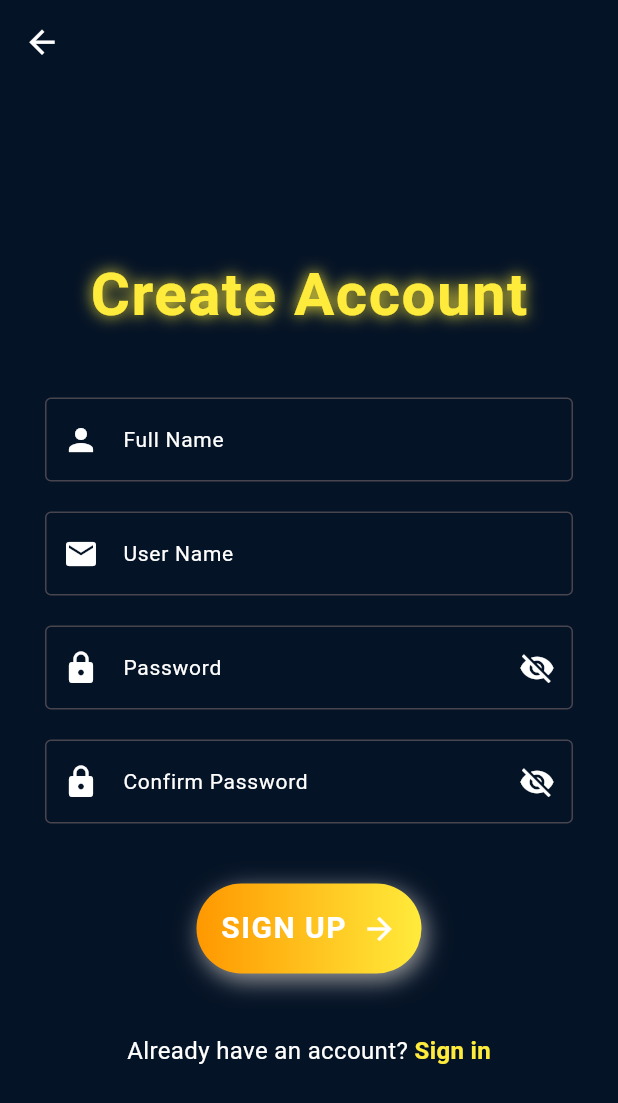
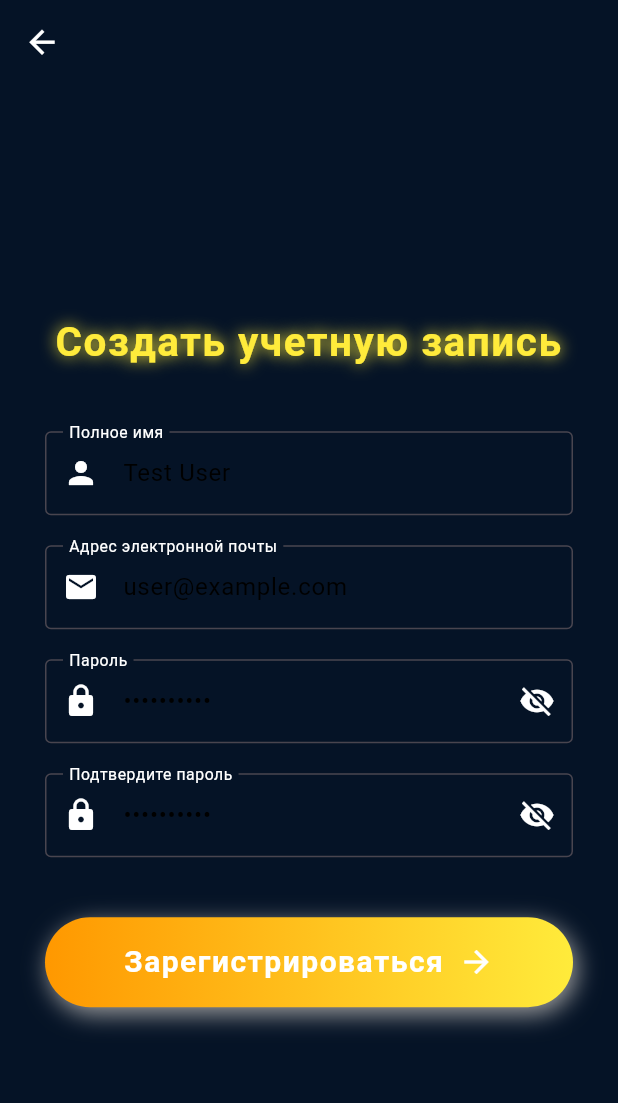
Before and after one commit to Yandex-School/SplitBill-mobile, a Flutter app: the SignUpScreen screen opened by its route, on a phone screen of 412 x 824 dp. Shown: the top 1103 px of the screen. Run offline on Flutter 3.47's test engine with Material 3 defaults, Android fonts, the light colour scheme and no system bars; our stand-ins replace concentric_transition, dartz, dio, equatable, fl_chart, flutter_speed_dial and 7 more; missing offline and left inert: mobile_scanner; accounts and stored records are empty; generated files the repository leaves out were written again.

Commit message:
feature : adding theme and refactoring:login

```diff
--- /dev/null
+++ b/lib/core/theme/app_theme.dart
@@ -0,0 +1,56 @@
+import 'package:flutter/material.dart';
+import 'app_colors.dart';
+
+class AppTheme {
+  // Светлая тема
+  static final ThemeData lightTheme = ThemeData(
+    brightness: Brightness.light,
+    scaffoldBackgroundColor: AppColors.lightBackground,
+    primaryColor: AppColors.primaryColor,
+    appBarTheme: const AppBarTheme(
+      backgroundColor: AppColors.primaryColor,
+      titleTextStyle: TextStyle(
+        color: AppColors.lightText,
+        fontSize: 20,
+        fontWeight: FontWeight.bold,
+      ),
+      iconTheme: IconThemeData(color: AppColors.lightText),
+    ),
+    floatingActionButtonTheme: const FloatingActionButtonThemeData(
+      backgroundColor: AppColors.primaryColor,
+      foregroundColor: AppColors.lightText,
+    ),
+    textTheme: const TextTheme(
+      bodyLarge: TextStyle(color: AppColors.lightText),
+      bodyMedium: TextStyle(color: AppColors.lightSubText),
+    ),
+    cardColor: Colors.white,
+    iconTheme: const IconThemeData(color: AppColors.lightText),
+  );
+
+  // Тёмная тема
+  static final ThemeData darkTheme = ThemeData(
+    brightness: Brightness.dark,
+    scaffoldBackgroundColor: AppColors.darkBackground,
+    primaryColor: AppColors.primaryColor,
+    appBarTheme: const AppBarTheme(
+      backgroundColor: AppColors.primaryColor,
+      titleTextStyle: TextStyle(
+        color: AppColors.darkText,
+        fontSize: 20,
+        fontWeight: FontWeight.bold,
+      ),
+      iconTheme: IconThemeData(color: AppColors.darkText),
+    ),
+    floatingActionButtonTheme: const FloatingActionButtonThemeData(
+      backgroundColor: AppColors.primaryColor,
+      foregroundColor: AppColors.darkText,
+    ),
+    textTheme: const TextTheme(
+      bodyLarge: TextStyle(color: AppColors.darkText),
+      bodyMedium: TextStyle(color: AppColors.darkSubText),
+    ),
+    cardColor: const Color(0xff1f1f1f),
+    iconTheme: const IconThemeData(color: AppColors.darkText),
+  );
+}
--- /dev/null
+++ b/lib/core/theme/theme_notifier.dart
@@ -0,0 +1,16 @@
+
+import 'package:flutter/material.dart';
+import 'app_theme.dart';
+
+class ThemeNotifier extends ChangeNotifier {
+  ThemeData _currentTheme = AppTheme.lightTheme;
+
+  ThemeData get currentTheme => _currentTheme;
+
+  void toggleTheme() {
+    _currentTheme = _currentTheme.brightness == Brightness.light
+        ? AppTheme.darkTheme
+        : AppTheme.lightTheme;
+    notifyListeners();
+  }
+}
--- a/lib/core/widgets/custom_button.dart
+++ b/lib/core/widgets/custom_button.dart
@@ -1,4 +1,4 @@
-// ignore_for_file: public_member_api_docs, sort_constructors_first
+
 import 'package:flutter/material.dart';
 
 class CustomButton extends StatelessWidget {
--- a/lib/features/event_room/data/repositories/mock_repository.dart
+++ b/lib/features/event_room/data/repositories/mock_repository.dart
@@ -1,5 +1,4 @@
 import 'dart:async';
-
 import 'package:split_bill/features/event_room/data/models/example_record.dart';
 
 class MockRepository {
--- a/lib/features/login/presentation/provider/login_provider.dart
+++ b/lib/features/login/presentation/provider/login_provider.dart
@@ -1,30 +1,47 @@
 import 'package:flutter/material.dart';
 
 class LoginProvider extends ChangeNotifier {
-  String email = '';
-  String password = '';
-  bool isValidEmail = true;
-  bool isValidPassword = true;
-  bool showPassword = true;
+   String _email = 'user@example.com';
+  String _password = 'Password1!';
+  bool _isValidEmail = true;
+  bool _isValidPassword = true;
+  bool _showPassword = true;
+
+
+  String get email => _email;
+  String get password => _password;
+  bool get isValidEmail => _isValidEmail;
+  bool get isValidPassword => _isValidPassword;
+  bool get showPassword => _showPassword;
+
 
   void setEmail(String value) {
-    email = value;
-    isValidEmail = RegExp(r"^[a-zA-Z0-9.a-zA-Z0-9.!#%&'*+-/=?^_`{|}~]+@[a-zA-Z0-9]+\.[a-zA-Z]+").hasMatch(value);
+    _email = value;
+    _isValidEmail = RegExp(r"^[a-zA-Z0-9.a-zA-Z0-9.!#%&'*+-/=?^_`{|}~]+@[a-zA-Z0-9]+\.[a-zA-Z]+").hasMatch(value);
     notifyListeners();
   }
 
   void setPassword(String value) {
-    password = value;
-    isValidPassword = RegExp(r"^(?=.*?[A-Z])(?=.*?[a-z])(?=.*?[0-9])(?=.*?[!@#$&*~]).{8,}").hasMatch(value);
+    _password = value;
+    _isValidPassword = RegExp(r"^(?=.*?[A-Z])(?=.*?[a-z])(?=.*?[0-9])(?=.*?[!@#$&*~]).{8,}").hasMatch(value);
     notifyListeners();
   }
 
   void toggleShowPassword() {
-    showPassword = !showPassword;
+    _showPassword = !_showPassword;
     notifyListeners();
   }
 
   bool validateCredentials() {
-    return isValidEmail && isValidPassword && email.isNotEmpty && password.isNotEmpty;
+    return _isValidEmail && _isValidPassword && _email.isNotEmpty && _password.isNotEmpty;
+  }
+
+  void clearData() {
+    _email = '';
+    _password = '';
+    _isValidEmail = true;
+    _isValidPassword = true;
+    _showPassword = true;
+    notifyListeners();
   }
 }
--- a/lib/features/login/presentation/screen/sign_up_screen.dart
+++ b/lib/features/login/presentation/screen/sign_up_screen.dart
@@ -1,13 +1,32 @@
 import 'package:flutter/material.dart';
-import 'package:go_router/go_router.dart';
 import 'package:provider/provider.dart';
-import 'package:split_bill/core/router/app_router.dart';
 import 'package:split_bill/core/utils/text_utils.dart';
 import 'package:split_bill/core/widgets/custom_button.dart';
 import 'package:split_bill/features/login/presentation/provider/login_provider.dart';
 
-class SignUpScreen extends StatelessWidget {
+class SignUpScreen extends StatefulWidget {
   const SignUpScreen({super.key});
+
+  @override
+  _SignUpScreenState createState() => _SignUpScreenState();
+}
+
+class _SignUpScreenState extends State<SignUpScreen> {
+  final fullNameController = TextEditingController();
+  final emailController = TextEditingController();
+  final passwordController = TextEditingController();
+  final confirmPasswordController = TextEditingController();
+
+  bool isPasswordMatch = true;
+
+  @override
+  void initState() {
+    super.initState();
+    fullNameController.text = 'Test User';
+    emailController.text = 'user@example.com';
+    passwordController.text = 'Password1!';
+    confirmPasswordController.text = 'Password1!';
+  }
 
   @override
   Widget build(BuildContext context) {
@@ -32,11 +51,21 @@ class SignUpScreen extends StatelessWidget {
               child: Column(
                 crossAxisAlignment: CrossAxisAlignment.center,
                 children: [
-                  const Text("Create Account", style: TextUtils.headingStyle),
+                  // Заголовок
+                  Text(
+                      "Создать учетную запись",
+                       style: TextUtils.headingStyle.copyWith(
+                       fontSize: 27,
+                   ),
+                    textAlign: TextAlign.center,
+                  ),
                   const SizedBox(height: 40),
-                  const TextField(
-                    decoration: InputDecoration(
-                      labelText: "Full Name",
+
+                  TextField(
+                    controller: fullNameController,
+                    onChanged: (value) {},
+                    decoration: const InputDecoration(
+                      labelText: "Полное имя",
                       labelStyle: TextStyle(color: TextUtils.grey, fontSize: 14),
                       prefixIcon: Icon(Icons.person, color: TextUtils.grey),
                       filled: true,
@@ -45,13 +74,46 @@ class SignUpScreen extends StatelessWidget {
                     ),
                   ),
                   const SizedBox(height: 20),
+
+
                   TextField(
+                    controller: emailController,
                     onChanged: loginProvider.setEmail,
                     decoration: InputDecoration(
-                      labelText: "User Name",
+                      labelText: "Адрес электронной почты",
                       labelStyle: const TextStyle(color: TextUtils.grey, fontSize: 14),
                       prefixIcon: const Icon(Icons.email, color: TextUtils.grey),
-                      errorText: loginProvider.isValidEmail ? null : "Enter valid email",
+                      errorText: loginProvider.isValidEmail
+                          ? null
+                          : "Введите действительный адрес электронной почты",
+                      filled: true,
+                      fillColor: const Color(0xff051326),
+                      border: const OutlineInputBorder(),
+                    ),
+                  ),
+                  const SizedBox(height: 20),
+
+                  TextField(
+                    controller: passwordController,
+                    onChanged: (value) {
+                      loginProvider.setPassword(value);
+                      _validatePasswords(value, confirmPasswordController.text);
+                    },
+                    obscureText: loginProvider.showPassword,
+                    decoration: InputDecoration(
+                      labelText: "Пароль",
+                      labelStyle: const TextStyle(color: TextUtils.grey, fontSize: 14),
+                      prefixIcon: const Icon(Icons.lock, color: TextUtils.grey),
+                      suffixIcon: IconButton(
+                        icon: Icon(
+                          loginProvider.showPassword
+                              ? Icons.visibility_off
+                              : Icons.visibility,
+                          color: TextUtils.grey,
+                        ),
+                        onPressed: loginProvider.toggleShowPassword,
+                      ),
+                      errorText: loginProvider.isValidPassword ? null : "Неверный пароль",
                       filled: true,
                       fillColor: const Color(0xff051326),
                       border: const OutlineInputBorder(),
@@ -59,72 +121,51 @@ class SignUpScreen extends StatelessWidget {
                   ),
                   const SizedBox(height: 20),
                   TextField(
-                    onChanged: loginProvider.setPassword,
+                    controller: confirmPasswordController,
+                    onChanged: (value) {
+                      _validatePasswords(passwordController.text, value);
+                    },
                     obscureText: loginProvider.showPassword,
                     decoration: InputDecoration(
-                      labelText: "Password",
+                      labelText: "Подтвердите пароль",
                       labelStyle: const TextStyle(color: TextUtils.grey, fontSize: 14),
                       prefixIcon: const Icon(Icons.lock, color: TextUtils.grey),
                       suffixIcon: IconButton(
                         icon: Icon(
-                          loginProvider.showPassword ? Icons.visibility_off : Icons.visibility,
+                          loginProvider.showPassword
+                              ? Icons.visibility_off
+                              : Icons.visibility,
                           color: TextUtils.grey,
                         ),
                         onPressed: loginProvider.toggleShowPassword,
                       ),
-                      errorText: loginProvider.isValidPassword ? null : "Invalid password",
-                      filled: true,
-                      fillColor: const Color(0xff051326),
-                      border: const OutlineInputBorder(),
-                    ),
-                  ),
-                  const SizedBox(height: 20),
-                  TextField(
-                    onChanged: loginProvider.setPassword,
-                    obscureText: loginProvider.showPassword,
-                    decoration: InputDecoration(
-                      labelText: "Confirm Password",
-                      labelStyle: const TextStyle(color: TextUtils.grey, fontSize: 14),
-                      prefixIcon: const Icon(Icons.lock, color: TextUtils.grey),
-                      suffixIcon: IconButton(
-                        icon: Icon(
-                          loginProvider.showPassword ? Icons.visibility_off : Icons.visibility,
-                          color: TextUtils.grey,
-                        ),
-                        onPressed: loginProvider.toggleShowPassword,
-                      ),
-                      errorText: loginProvider.isValidPassword ? null : "Invalid password",
+                      errorText: isPasswordMatch ? null : "Пароли не совпадают",
                       filled: true,
                       fillColor: const Color(0xff051326),
                       border: const OutlineInputBorder(),
                     ),
                   ),
                   const SizedBox(height: 40),
-                  CustomButton(
-                    text: "SIGN UP",
-                    onPressed: () {
-                      ScaffoldMessenger.of(context).showSnackBar(
-                        const SnackBar(content: Text('Account created successfully!')),
-                      );
-                      Navigator.pop(context);
-                    },
-                  ),
-                  const SizedBox(height: 40),
-                  Center(
-                    child: Row(
-                      mainAxisAlignment: MainAxisAlignment.center,
-                      children: [
-                        const Text("Already have an account?", style: TextStyle(color: Colors.white, fontSize: 16)),
-                        GestureDetector(
-                          onTap: () {
-                            context.pop();
-                          },
-                          child: const Text(
-                            " Sign in",
-                            style: TextStyle(fontSize: 16, color: TextUtils.orange, fontWeight: FontWeight.bold),
-                          ),
-                        ),
-                      ],
+
+                  SizedBox(
+                    width: double.infinity,
+                    child: CustomButton(
+                      text: "Зарегистрироваться",
+                      onPressed: () {
+                        if (loginProvider.isValidEmail &&
+                            loginProvider.isValidPassword &&
+                            isPasswordMatch &&
+                            fullNameController.text.isNotEmpty) {
+                          ScaffoldMessenger.of(context).showSnackBar(
+                            const SnackBar(content: Text('Учетная запись успешно создана!')),
+                          );
+                          Navigator.pop(context);
+                        } else {
+                          ScaffoldMessenger.of(context).showSnackBar(
+                            const SnackBar(content: Text('Неверные входные данные!')),
+                          );
+                        }
+                      },
                     ),
                   ),
                 ],
@@ -135,4 +176,10 @@ class SignUpScreen extends StatelessWidget {
       ),
     );
   }
+
+  void _validatePasswords(String password, String confirmPassword) {
+    setState(() {
+      isPasswordMatch = password == confirmPassword;
+    });
+  }
 }
```
Also changed, not shown: lib/core/theme/app_colors.dart (+13 -3 lines), lib/features/event_room/presentation/pages/events_screen.dart (+21 -7 lines), lib/features/event_room/presentation/widgets/custom_speed_dial.dart (+11 -12 lines), lib/features/event_room/presentation/widgets/list_item.dart (+15 -14 lines), lib/features/login/presentation/screen/login_screen.dart (+57 -21 lines), lib/features/room/presentation/screens/room_screen.dart (+22 -14 lines), lib/features/room/presentation/widgets/guest_item.dart (+14 -14 lines), lib/features/room/presentation/widgets/payment_info_status_widget.dart (+10 -9 lines), lib/features/room/presentation/widgets/to_pay_status_widget.dart (+6 -5 lines), lib/features/scan_room/presentation/screen/scan_room.dart (+16 -8 lines), lib/main.dart (+18 -3 lines), lib/features/event_room/domain/controllers/list_controller.dart (line endings or trailing spaces), 1 other file.
